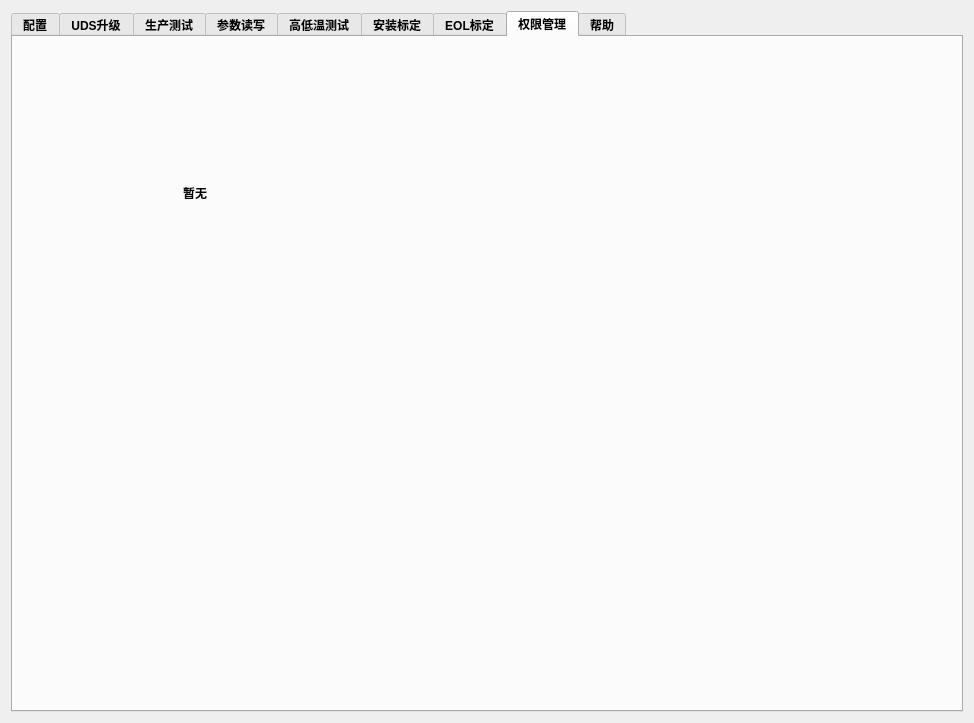
Before: the Qt Designer form src/app/view/businessform/udsform.ui in nealwang123/template2, drawn with Qt 5.
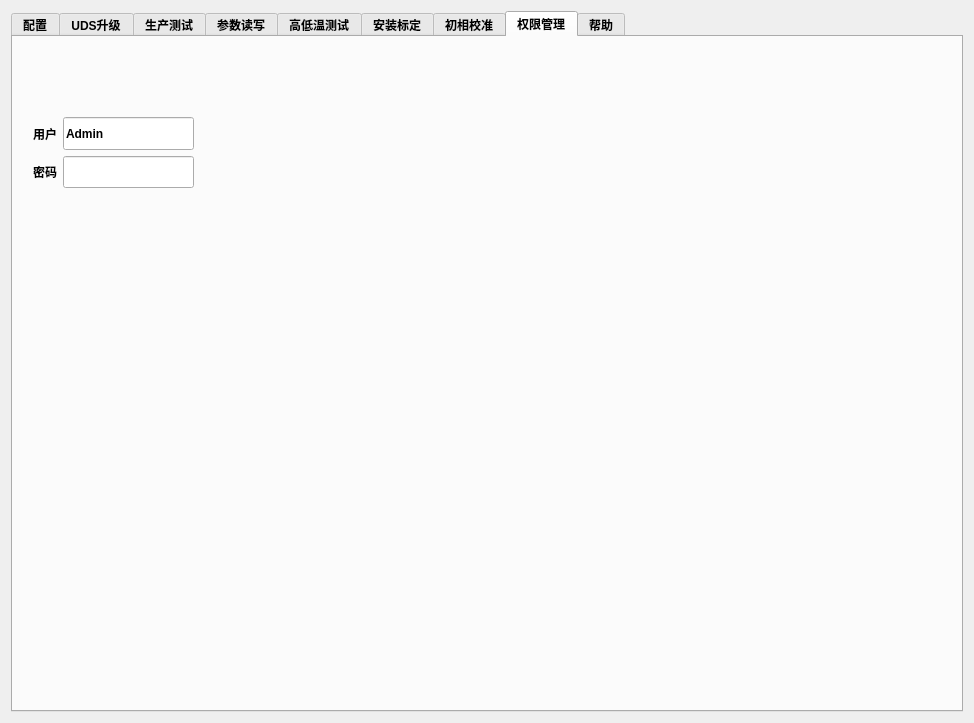
After: the same form once the commit is applied. The open tabs and pages were chosen to show the change. Icons and pictures are not drawn.

```diff
--- a/src/app/view/businessform/udsform.ui
+++ b/src/app/view/businessform/udsform.ui
@@ -754,70 +754,6 @@
              </property>
             </widget>
            </item>
-           <item>
-            <widget class="QLabel" name="label_12">
-             <property name="text">
-              <string>用户</string>
-             </property>
-            </widget>
-           </item>
-           <item>
-            <widget class="QLineEdit" name="lineEdit_User">
-             <property name="sizePolicy">
-              <sizepolicy hsizetype="Fixed" vsizetype="Fixed">
-               <horstretch>0</horstretch>
-               <verstretch>0</verstretch>
-              </sizepolicy>
-             </property>
-             <property name="minimumSize">
-              <size>
-               <width>80</width>
-               <height>0</height>
-              </size>
-             </property>
-             <property name="maximumSize">
-              <size>
-               <width>80</width>
-               <height>16777215</height>
-              </size>
-             </property>
-             <property name="text">
-              <string>Admin</string>
-             </property>
-            </widget>
-           </item>
-           <item>
-            <widget class="QLabel" name="label_13">
-             <property name="text">
-              <string>密码</string>
-             </property>
-            </widget>
-           </item>
-           <item>
-            <widget class="QLineEdit" name="lineEdit_PW">
-             <property name="sizePolicy">
-              <sizepolicy hsizetype="Fixed" vsizetype="Fixed">
-               <horstretch>0</horstretch>
-               <verstretch>0</verstretch>
-              </sizepolicy>
-             </property>
-             <property name="minimumSize">
-              <size>
-               <width>80</width>
-               <height>0</height>
-              </size>
-             </property>
-             <property name="maximumSize">
-              <size>
-               <width>80</width>
-               <height>16777215</height>
-              </size>
-             </property>
-             <property name="echoMode">
-              <enum>QLineEdit::Password</enum>
-             </property>
-            </widget>
-           </item>
            <item>
             <widget class="QLabel" name="label_14">
              <property name="text">
@@ -2068,7 +2004,7 @@
      </widget>
      <widget class="QWidget" name="tab_9">
       <attribute name="title">
-       <string>EOL标定</string>
+       <string>初相校准</string>
       </attribute>
       <layout class="QHBoxLayout" name="horizontalLayout_30">
        <item>
@@ -2080,18 +2016,92 @@
       <attribute name="title">
        <string>权限管理</string>
       </attribute>
-      <widget class="QLabel" name="label_23">
+      <widget class="QWidget" name="layoutWidget">
        <property name="geometry">
         <rect>
-         <x>170</x>
-         <y>150</y>
-         <width>54</width>
-         <height>12</height>
+         <x>20</x>
+         <y>80</y>
+         <width>161</width>
+         <height>71</height>
         </rect>
        </property>
-       <property name="text">
-        <string>暂无</string>
-       </property>
+       <layout class="QHBoxLayout" name="horizontalLayout_31">
+        <item>
+         <layout class="QVBoxLayout" name="verticalLayout_12">
+          <item>
+           <widget class="QLabel" name="label_12">
+            <property name="text">
+             <string>用户</string>
+            </property>
+           </widget>
+          </item>
+          <item>
+           <widget class="QLabel" name="label_13">
+            <property name="text">
+             <string>密码</string>
+            </property>
+           </widget>
+          </item>
+         </layout>
+        </item>
+        <item>
+         <layout class="QVBoxLayout" name="verticalLayout_13">
+          <item>
+           <widget class="QLineEdit" name="lineEdit_User">
+            <property name="sizePolicy">
+             <sizepolicy hsizetype="Expanding" vsizetype="Preferred">
+              <horstretch>0</horstretch>
+              <verstretch>0</verstretch>
+             </sizepolicy>
+            </property>
+            <property name="minimumSize">
+             <size>
+              <width>0</width>
+              <height>0</height>
+             </size>
+            </property>
+            <property name="maximumSize">
+             <size>
+              <width>16777215</width>
+              <height>16777215</height>
+             </size>
+            </property>
+            <property name="text">
+             <string>Admin</string>
+            </property>
+           </widget>
+          </item>
+          <item>
+           <widget class="QLineEdit" name="lineEdit_PW">
+            <property name="sizePolicy">
+             <sizepolicy hsizetype="Expanding" vsizetype="Preferred">
+              <horstretch>0</horstretch>
+              <verstretch>0</verstretch>
+             </sizepolicy>
+            </property>
+            <property name="minimumSize">
+             <size>
+              <width>0</width>
+              <height>0</height>
+             </size>
+            </property>
+            <property name="maximumSize">
+             <size>
+              <width>16777215</width>
+              <height>16777215</height>
+             </size>
+            </property>
+            <property name="whatsThis">
+             <string>请输入密码</string>
+            </property>
+            <property name="echoMode">
+             <enum>QLineEdit::Password</enum>
+            </property>
+           </widget>
+          </item>
+         </layout>
+        </item>
+       </layout>
       </widget>
      </widget>
      <widget class="QWidget" name="tab_7">
```
Left out of the diff: 94 changed lines with no effect on the pictures.
